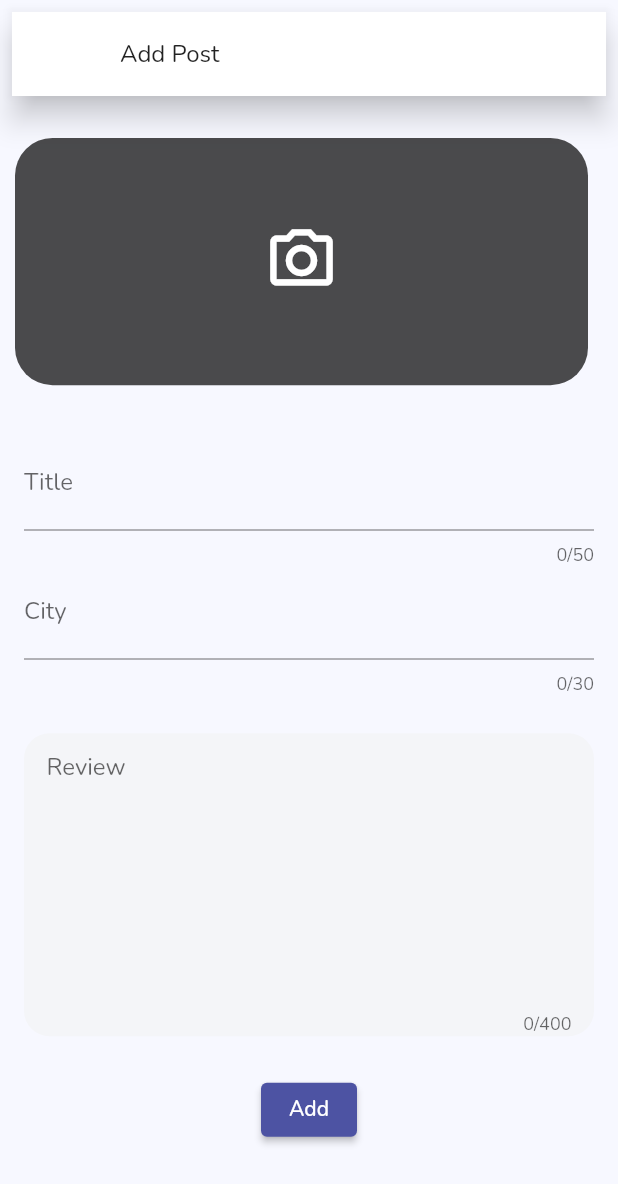
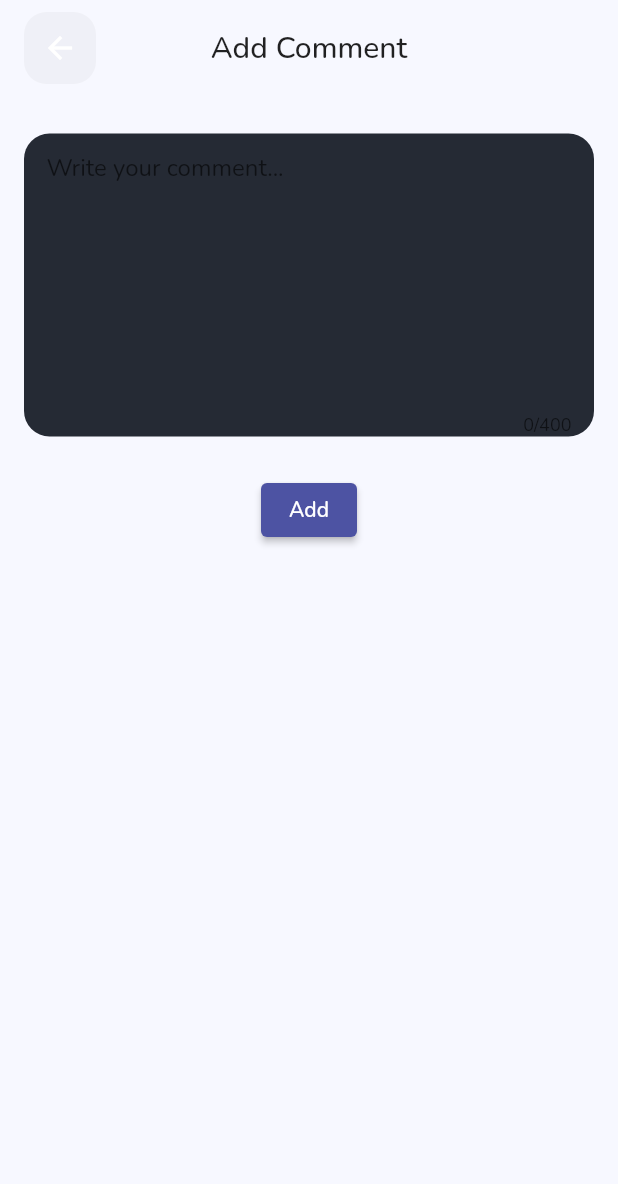
Before and after one commit to vvs-personalstash/On-Wayz, a Flutter app: the BlogScreen screen opened directly with empty values, after a tap on the "add" icon, on a phone screen of 412 x 824 dp. Shown: the top 1184 px of the screen. Run offline on Flutter 3.47's test engine with Material 2 defaults, Android fonts, the phone set to English and light mode, and no system bars; our stand-ins replace cloud_firestore, firebase_auth, firebase_core, flutter_dotenv, geolocator, google_fonts and 6 more; missing offline and left inert: cloudinary; accounts and stored records are empty.

Commit message:
add comment functionality

```diff
--- /dev/null
+++ b/lib/screens/add_comment_screen.dart
@@ -0,0 +1,140 @@
+import 'package:cloud_firestore/cloud_firestore.dart';
+import 'package:flutter/material.dart';
+import 'package:http/http.dart';
+import 'package:provider/provider.dart';
+import 'package:on_ways/Widgets/custom_appbar.dart';
+
+class AddCommentScreen extends StatefulWidget {
+  AddCommentScreen({required this.FeedId});
+  String FeedId;
+
+  @override
+  State<AddCommentScreen> createState() => _AddCommentScreenState();
+}
+
+class _AddCommentScreenState extends State<AddCommentScreen> {
+  final GlobalKey<FormState> _formKey = GlobalKey<FormState>();
+
+  final _titleController = TextEditingController();
+  final _cityController = TextEditingController();
+  final _contentController = TextEditingController();
+  bool initialValue = false;
+
+  @override
+  Widget build(BuildContext context) {
+    return SafeArea(
+        child: Scaffold(
+      body: SingleChildScrollView(
+        physics: const BouncingScrollPhysics(
+            parent: AlwaysScrollableScrollPhysics()),
+        child: Column(
+          children: [
+            const Padding(
+              padding: EdgeInsets.symmetric(horizontal: 16, vertical: 8),
+              child: CustomAppbar(
+                title: 'Add Comment',
+              ),
+            ),
+            const SizedBox(
+              height: 25,
+            ),
+            Container(
+              padding: const EdgeInsets.symmetric(horizontal: 16),
+              child: Form(
+                key: _formKey,
+                child: Column(
+                  children: [
+                    Container(
+                      padding:
+                          const EdgeInsets.only(left: 15, right: 15, bottom: 0),
+                      decoration: BoxDecoration(
+                        color: const Color.fromRGBO(37, 42, 52, 1),
+                        borderRadius: BorderRadius.circular(17),
+                      ),
+                      child: TextFormField(
+                        autofocus: false,
+                        controller: _contentController,
+                        maxLength: 400,
+                        // style: Theme.of(context).textTheme.titleSmall,
+                        minLines: 7,
+                        maxLines: null,
+                        keyboardType: TextInputType.multiline,
+                        decoration: const InputDecoration(
+                          hintText: 'Write your comment...',
+                          border: InputBorder.none,
+                        ),
+                        validator: (value) {
+                          if (value!.isEmpty) {
+                            return 'This feild  is required';
+                          }
+                          return null;
+                        },
+                      ),
+                    ),
+                    const SizedBox(
+                      height: 25,
+                    ),
+                    ElevatedButton(
+                        style: ElevatedButton.styleFrom(
+                          backgroundColor:
+                              const Color.fromARGB(255, 77, 83, 163),
+                        ),
+                        onPressed: () async {
+                          bool isValid = _formKey.currentState!.validate();
+                          if (isValid) {
+                            // Student student =
+                            //     Provider.of<Student>(context, listen: false);
+                            // Response response = await NetworkHelper().postData(
+                            //     url: 'communityPost/create/',
+                            //     jsonMap: {
+                            //       "student": student.id,
+                            //       "title": _titleController.text,
+                            //       "content": _contentController.text,
+                            //       "city": _cityController.text
+                            //     });
+                            final _firestore = FirebaseFirestore.instance;
+                            _firestore
+                                .collection('feed')
+                                .doc(widget.FeedId)
+                                .collection('comments')
+                                .add({
+                                  'title': _titleController,
+                                  'content': _contentController,
+                                  'location': _cityController,
+                                  'time': DateTime.now(),
+                                })
+                                .then((value) => print("Comment Added"))
+                                .catchError((error) =>
+                                    print("Failed to add Comment: $error"));
+                          } else {
+                            showDialog(
+                              context: context,
+                              builder: (context) => AlertDialog(
+                                title: const Text('Invalid Input'),
+                                content: const Text(
+                                    "Make sure to enter all the required fields"),
+                                actions: [
+                                  TextButton(
+                                    onPressed: () {
+                                      Navigator.pop(context);
+                                    },
+                                    child: const Text('Okay'),
+                                  )
+                                ],
+                              ),
+                            );
+                            if (!context.mounted) return;
+                            Navigator.pop(context);
+                          }
+                        },
+                        child: const Text('Add'))
+                  ],
+                ),
+              ),
+            )
+          ],
+        ),
+      ),
+    ));
+  }
+}
--- a/lib/screens/blogscreen.dart
+++ b/lib/screens/blogscreen.dart
@@ -4,6 +4,7 @@ import 'package:flutter/material.dart';
 import 'package:intl/intl.dart';
 import 'package:on_ways/Providers/Community_provider.dart';
 import 'package:on_ways/screens/AddCommunityPost.dart';
+import 'package:on_ways/screens/add_comment_screen.dart';
 import 'package:provider/provider.dart';
 import 'package:like_button/like_button.dart';
 import 'package:animations/animations.dart';
@@ -45,7 +46,7 @@ class BlogScreen extends StatelessWidget {
               color: Color.fromARGB(255, 216, 216, 216),
             ),
           ),
-          openBuilder: (context, action) => const AddCommunityPostScreen(),
+          openBuilder: (context, action) => AddCommentScreen(FeedId: data.id),
         ),
         body: SingleChildScrollView(
           physics: const BouncingScrollPhysics(
```
Also changed, not shown: lib/Widgets/blogcard.dart (+7 -10 lines), lib/tabs/communitytab.dart (+5 -6 lines).
